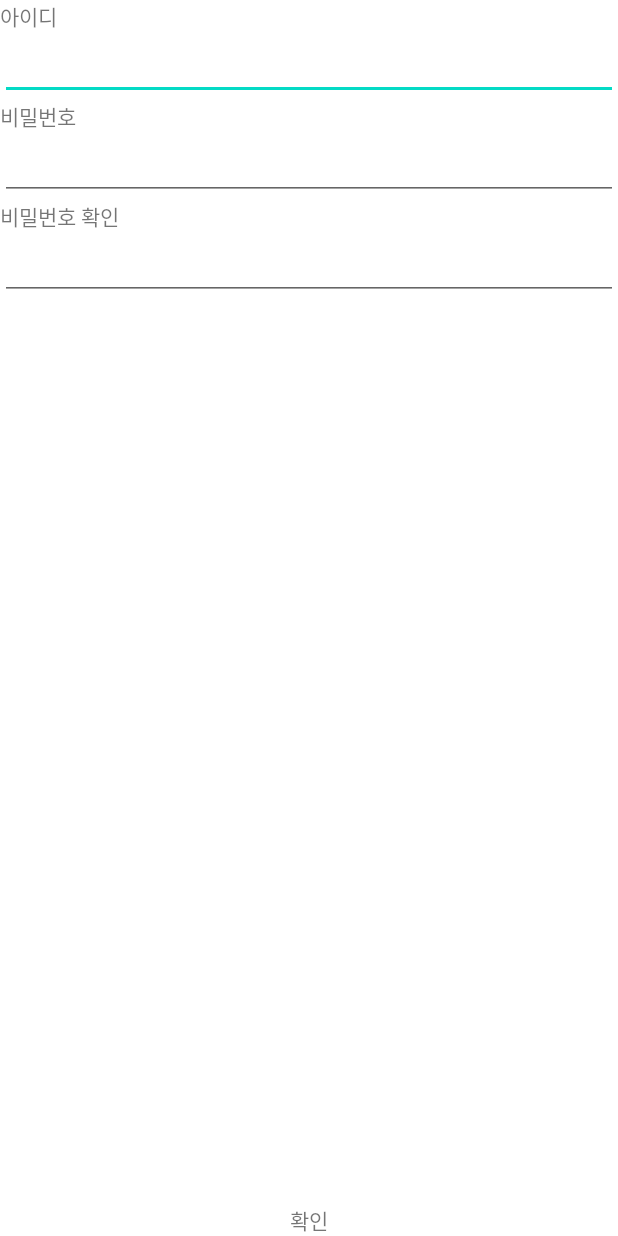
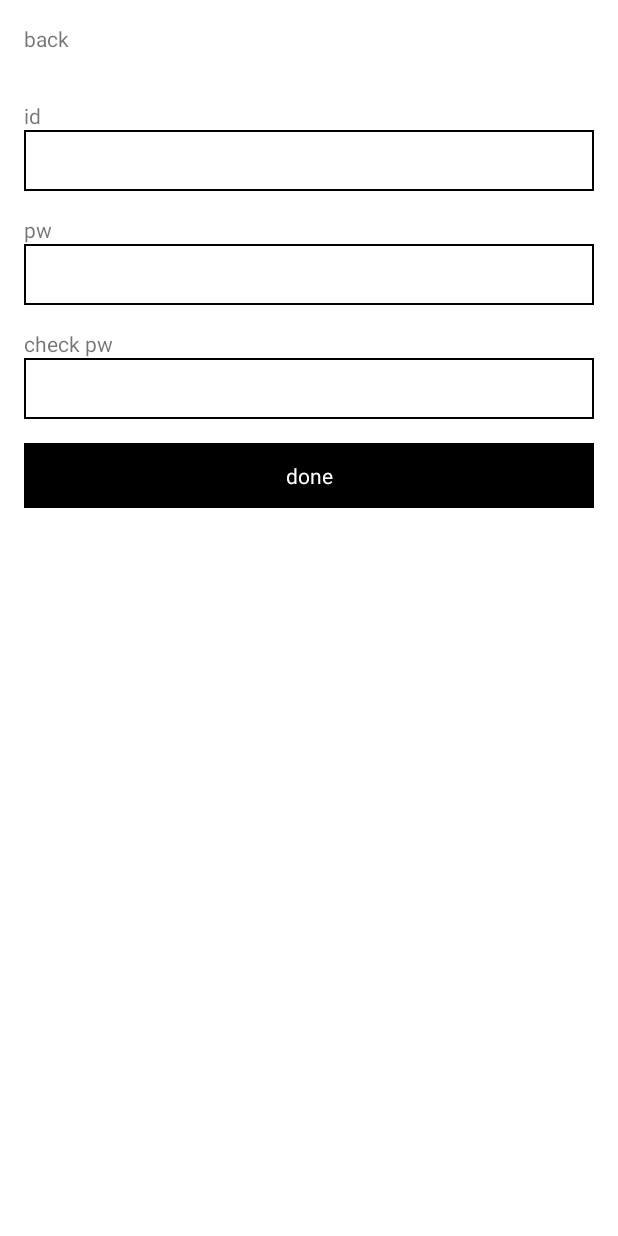
Before and after one commit to gdg-offtival-2022-4/Habbit-Challenge-Android, an Android app: the RegisterActivity screen opened directly, with no data from a screen before it, on a phone screen of 412 x 824 dp. Run offline under Robolectric (Android 15) with nearby library versions, the phone set to English and light mode, and no system bars.

Commit message:
login layout

```diff
--- a/app/src/main/java/com/gdgofftival4/habitchallenge_android/login/LoginActivity.kt
+++ b/app/src/main/java/com/gdgofftival4/habitchallenge_android/login/LoginActivity.kt
@@ -5,6 +5,7 @@ import android.os.Bundle
 import com.gdgofftival4.habitchallenge_android.base.BaseBindingActivity
 import com.gdgofftival4.habitchallenge_android.common.HabitChallengeConfig
 import com.gdgofftival4.habitchallenge_android.databinding.ActivityLoginBinding
+import com.gdgofftival4.habitchallenge_android.home.HomeActivity
 
 class LoginActivity : BaseBindingActivity<ActivityLoginBinding>(ActivityLoginBinding::inflate) {
     override fun onCreate(savedInstanceState: Bundle?) {
@@ -14,5 +15,8 @@ class LoginActivity : BaseBindingActivity<ActivityLoginBinding>(ActivityLoginBin
             startActivity(Intent(this, RegisterActivity::class.java))
         }
 
+        binding.loginBtn.setOnClickListener {
+            startActivity(Intent(this, HomeActivity::class.java))
+        }
     }
 }
--- a/app/src/main/java/com/gdgofftival4/habitchallenge_android/login/RegisterActivity.kt
+++ b/app/src/main/java/com/gdgofftival4/habitchallenge_android/login/RegisterActivity.kt
@@ -10,8 +10,12 @@ class RegisterActivity : BaseBindingActivity<ActivityRegisterBinding>(ActivityRe
     override fun onCreate(savedInstanceState: Bundle?) {
         super.onCreate(savedInstanceState)
 
-        binding.okBtn.setOnClickListener {
+        binding.doneBtn.setOnClickListener {
             startActivity(Intent(this, EditProfileActivity::class.java))
+        }
+
+        binding.backBtn.setOnClickListener {
+            finish()
         }
 
     }
--- /dev/null
+++ b/app/src/main/res/drawable/shape_round_rectangle.xml
@@ -0,0 +1,10 @@
+<?xml version="1.0" encoding="utf-8"?>
+<selector xmlns:android="http://schemas.android.com/apk/res/android">
+    <item android:state_focused="false" android:state_pressed="false">
+        <shape>
+            <stroke android:color="@color/black"
+                android:width="1dp"/>
+<!--            <corners android:radius="16dp" />-->
+        </shape>
+    </item>
+</selector>
--- a/app/src/main/res/layout/activity_register.xml
+++ b/app/src/main/res/layout/activity_register.xml
@@ -6,20 +6,44 @@
     android:layout_height="match_parent"
     tools:context=".login.RegisterActivity">
 
+    <androidx.constraintlayout.widget.ConstraintLayout
+        android:id="@+id/register_top"
+        android:layout_width="match_parent"
+        android:layout_height="wrap_content"
+        app:layout_constraintTop_toTopOf="parent">
+
+        <TextView
+            android:id="@+id/back_btn"
+            android:layout_width="wrap_content"
+            android:layout_height="wrap_content"
+            android:padding="16dp"
+            app:layout_constraintTop_toTopOf="parent"
+            app:layout_constraintBottom_toBottomOf="parent"
+            app:layout_constraintLeft_toLeftOf="parent"
+            android:text="back">
+        </TextView>
+    </androidx.constraintlayout.widget.ConstraintLayout>
+
     <TextView
         android:id="@+id/id_txt"
         android:layout_width="wrap_content"
         android:layout_height="wrap_content"
-        app:layout_constraintTop_toTopOf="parent"
+        app:layout_constraintTop_toBottomOf="@id/register_top"
         app:layout_constraintLeft_toLeftOf="parent"
-        android:text="아이디">
+        android:text="id"
+        android:layout_marginLeft="16dp"
+        android:layout_marginTop="16dp">
     </TextView>
 
     <EditText
         android:id="@+id/email_edit"
         android:layout_width="match_parent"
         android:layout_height="wrap_content"
-        app:layout_constraintTop_toBottomOf="@id/id_txt">
+        app:layout_constraintTop_toBottomOf="@id/id_txt"
+        android:padding="8dp"
+        android:layout_marginLeft="16dp"
+        android:layout_marginRight="16dp"
+        android:background="@drawable/shape_round_rectangle">
     </EditText>
 
     <TextView
@@ -28,39 +52,56 @@
         android:layout_height="wrap_content"
         app:layout_constraintTop_toBottomOf="@id/email_edit"
         app:layout_constraintLeft_toLeftOf="parent"
-        android:text="비밀번호">
+        android:layout_marginLeft="16dp"
+        android:layout_marginTop="16dp"
+        android:text="pw">
     </TextView>
 
     <EditText
         android:id="@+id/password_edit"
         android:layout_width="match_parent"
         android:layout_height="wrap_content"
-        app:layout_constraintTop_toBottomOf="@id/password_txt">
+        app:layout_constraintTop_toBottomOf="@id/password_txt"
+        android:padding="8dp"
+        android:layout_marginLeft="16dp"
+        android:layout_marginRight="16dp"
+        android:background="@drawable/shape_round_rectangle">
     </EditText>
 
     <TextView
-        android:id="@+id/re_password_txt"
+        android:id="@+id/check_password_txt"
         android:layout_width="wrap_content"
         android:layout_height="wrap_content"
         app:layout_constraintTop_toBottomOf="@id/password_edit"
         app:layout_constraintLeft_toLeftOf="parent"
-        android:text="비밀번호 확인">
+        android:layout_marginLeft="16dp"
+        android:layout_marginTop="16dp"
+        android:text="check pw">
     </TextView>
 
     <EditText
-        android:id="@+id/re_password_edit"
+        android:id="@+id/check_password_edit"
         android:layout_width="match_parent"
         android:layout_height="wrap_content"
-        app:layout_constraintTop_toBottomOf="@id/re_password_txt">
+        app:layout_constraintTop_toBottomOf="@id/check_password_txt"
+        android:padding="8dp"
+        android:layout_marginLeft="16dp"
+        android:layout_marginRight="16dp"
+        android:background="@drawable/shape_round_rectangle">
     </EditText>
 
     <TextView
-        android:id="@+id/ok_btn"
-        android:layout_width="wrap_content"
+        android:id="@+id/done_btn"
+        android:layout_width="match_parent"
         android:layout_height="wrap_content"
-        app:layout_constraintBottom_toBottomOf="parent"
+        app:layout_constraintTop_toBottomOf="@id/check_password_edit"
         app:layout_constraintLeft_toLeftOf="parent"
         app:layout_constraintRight_toRightOf="parent"
-        android:text="확인">
+        android:text="done"
+        android:textColor="@color/white"
+        android:padding="12dp"
+        android:gravity="center"
+        android:layout_margin="16dp"
+        android:background="@color/black">
     </TextView>
 </androidx.constraintlayout.widget.ConstraintLayout>
```
Also changed, not shown: app/src/main/java/com/gdgofftival4/habitchallenge_android/home/HomeActivity.kt (added, +17 -0 lines), app/src/main/res/layout/activity_home.xml (added, +18 -0 lines), app/src/main/res/layout/activity_login.xml (+55 -8 lines).
